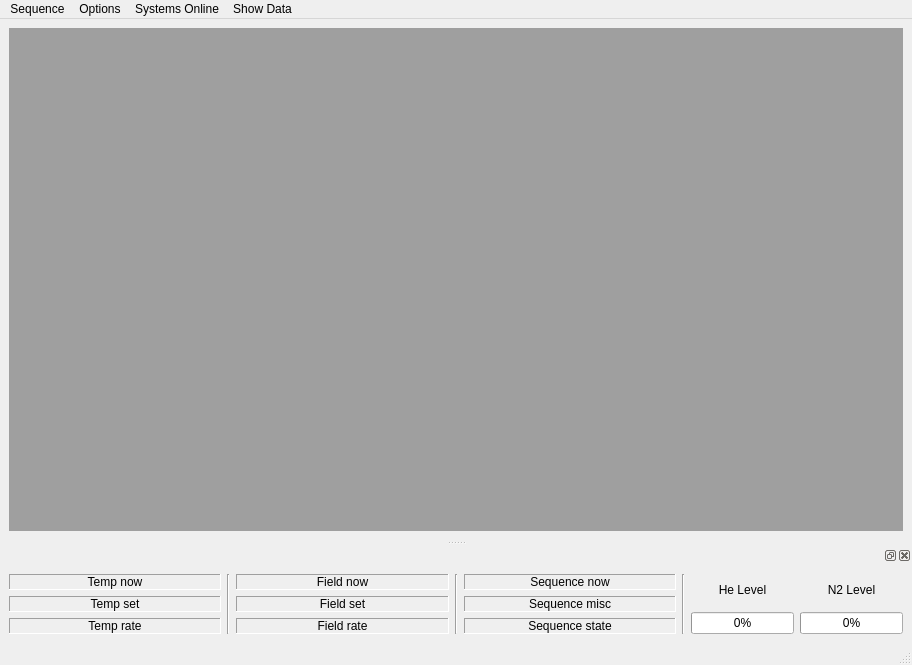
First picture: the form in configurations/Cryostat GUI.ui, repository Cryostat-GUI/Cryostat-GUI, before the edit.
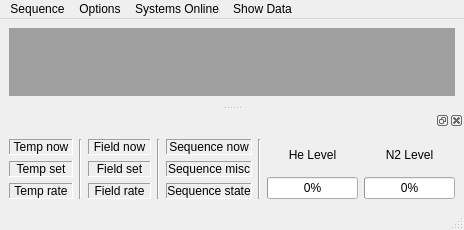
Second picture: the form after the edit.

```diff
--- a/configurations/Cryostat GUI.ui
+++ b/configurations/Cryostat GUI.ui
@@ -6,8 +6,8 @@
    <rect>
     <x>0</x>
     <y>0</y>
-    <width>912</width>
-    <height>665</height>
+    <width>464</width>
+    <height>229</height>
    </rect>
   </property>
   <property name="windowTitle">
@@ -46,7 +46,7 @@
     <rect>
      <x>0</x>
      <y>0</y>
-     <width>912</width>
+     <width>464</width>
      <height>21</height>
     </rect>
    </property>
```
